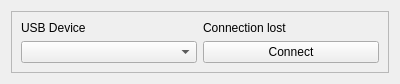
This is src/pyqtier/plugins/usb_plugin/views/templates/usb_control.ui in Korzhak/PyQtier as Qt 5 draws it before an edit. The edited form follows.
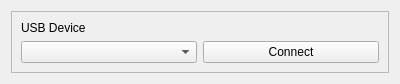
This is the edited form. Custom widgets are drawn as their Qt base class.

Commit message: - rid off old connection lost label

Patch:
```diff
--- a/src/pyqtier/plugins/usb_plugin/views/templates/usb_control.ui
+++ b/src/pyqtier/plugins/usb_plugin/views/templates/usb_control.ui
@@ -23,13 +23,6 @@
       <enum>QFrame::Raised</enum>
      </property>
      <layout class="QGridLayout" name="gridLayout">
-      <item row="0" column="1">
-       <widget class="QLabel" name="label_3">
-        <property name="text">
-         <string>Connection lost</string>
-        </property>
-       </widget>
-      </item>
       <item row="1" column="0">
        <widget class="ExtendedComboBox" name="cb_list_usb_devices"/>
       </item>
```
The commit also changes 3 other files.
